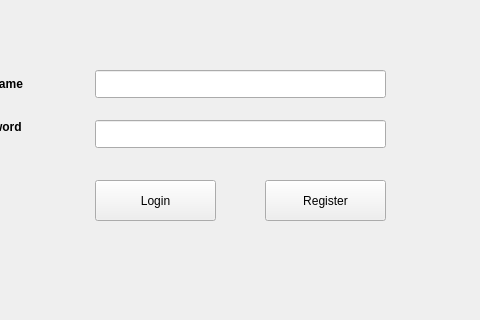
Before: the Qt Designer form loginwindow.ui in Moaz-Eldamery/CS-lab-assignment, drawn with Qt 5; both pictures show x 125 to 605 and y 0 to 320 of the 800 by 600 pixel window.
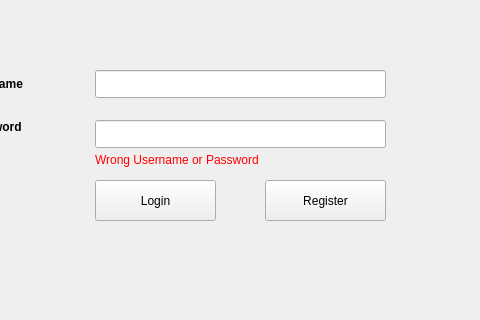
After: the same form once the commit is applied.

Diff of the .ui file:
```diff
--- a/loginwindow.ui
+++ b/loginwindow.ui
@@ -102,7 +102,7 @@
      </rect>
     </property>
     <property name="text">
-     <string>&lt;html&gt;&lt;head/&gt;&lt;body&gt;&lt;p&gt;&lt;span style=&quot; color:#aa0000;&quot;&gt;&lt;br/&gt;&lt;/span&gt;&lt;/p&gt;&lt;/body&gt;&lt;/html&gt;</string>
+     <string>&lt;html&gt;&lt;head/&gt;&lt;body&gt;&lt;p&gt;&lt;span style=&quot; color:#ff0000;&quot;&gt;Wrong Username or Password&lt;/span&gt;&lt;/p&gt;&lt;/body&gt;&lt;/html&gt;</string>
     </property>
    </widget>
   </widget>
```
